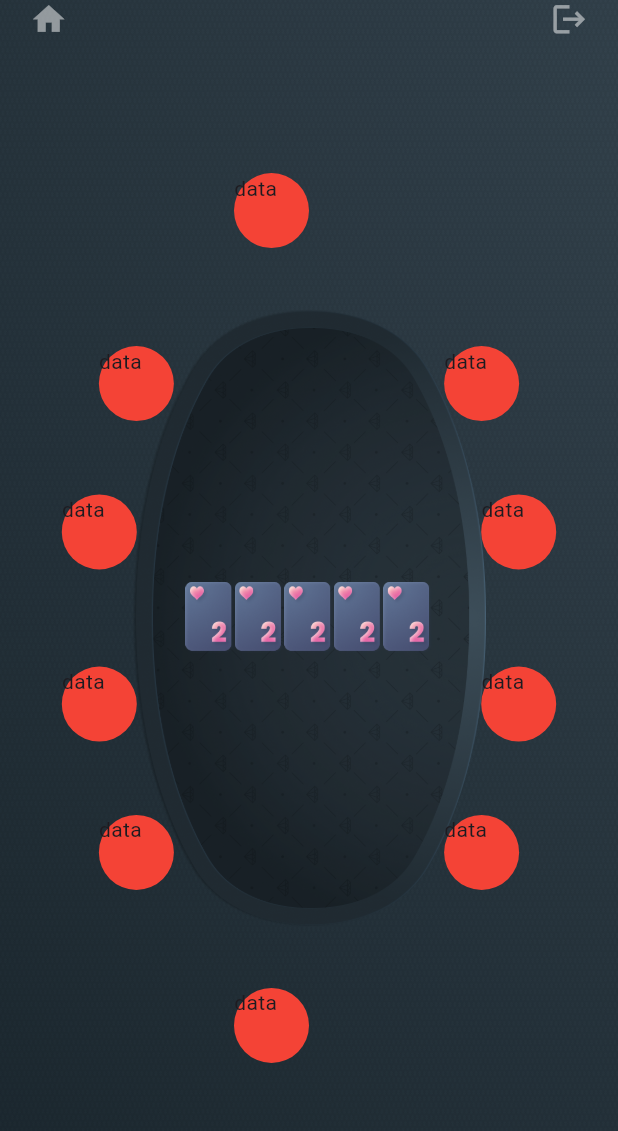
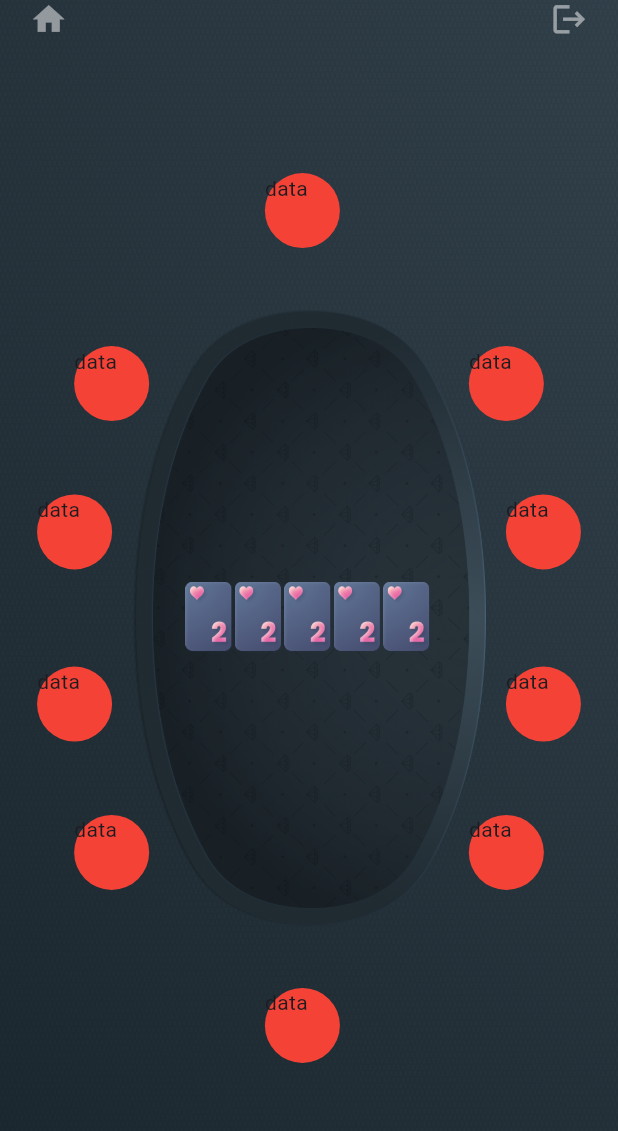
Before and after one commit to LENGSOKNAO/poker-game, a Flutter app: the screen it shows after launch, on a phone screen of 412 x 824 dp. Shown: the top 1131 px of the screen. Run offline on Flutter 3.47's test engine with Material 3 defaults, Android fonts, the phone set to English and light mode, and no system bars.

Commit message:
change with

```diff
--- a/lib/features/game/screen/gaem_screen.dart
+++ b/lib/features/game/screen/gaem_screen.dart
@@ -61,52 +61,52 @@
 
           Positioned(
             top: MediaQuery.of(context).size.height * 0.4,
-            left: MediaQuery.of(context).size.height * 0.05,
+            left: MediaQuery.of(context).size.width * 0.06,
             child: _player(),
           ),
           Positioned(
             top: MediaQuery.of(context).size.height * 0.4,
-            right: MediaQuery.of(context).size.height * 0.05,
+            right: MediaQuery.of(context).size.width * 0.06,
             child: _player(),
           ),
           Positioned(
             bottom: MediaQuery.of(context).size.height * 0.4,
-            right: MediaQuery.of(context).size.height * 0.05,
+            right: MediaQuery.of(context).size.width * 0.06,
             child: _player(),
           ),
           Positioned(
             bottom: MediaQuery.of(context).size.height * 0.4,
-            left: MediaQuery.of(context).size.height * 0.05,
+            left: MediaQuery.of(context).size.width * 0.06,
             child: _player(),
           ),
           Positioned(
             bottom: MediaQuery.of(context).size.height * 0.28,
-            left: MediaQuery.of(context).size.height * 0.08,
+            left: MediaQuery.of(context).size.width * 0.12,
             child: _player(),
           ),
           Positioned(
             bottom: MediaQuery.of(context).size.height * 0.28,
-            right: MediaQuery.of(context).size.height * 0.08,
+            right: MediaQuery.of(context).size.width * 0.12,
             child: _player(),
           ),
           Positioned(
             top: MediaQuery.of(context).size.height * 0.28,
-            left: MediaQuery.of(context).size.height * 0.08,
+            left: MediaQuery.of(context).size.width * 0.12,
             child: _player(),
           ),
           Positioned(
             top: MediaQuery.of(context).size.height * 0.28,
-            right: MediaQuery.of(context).size.height * 0.08,
+            right: MediaQuery.of(context).size.width * 0.12,
             child: _player(),
           ),
           Positioned(
             top: MediaQuery.of(context).size.height * 0.14,
-            right: MediaQuery.of(context).size.height * 0.25,
+            right: MediaQuery.of(context).size.width * 0.45,
             child: _player(),
           ),
           Positioned(
             bottom: MediaQuery.of(context).size.height * 0.14,
-            right: MediaQuery.of(context).size.height * 0.25,
+            right: MediaQuery.of(context).size.width * 0.45,
             child: _player(),
           ),
         ],
```
